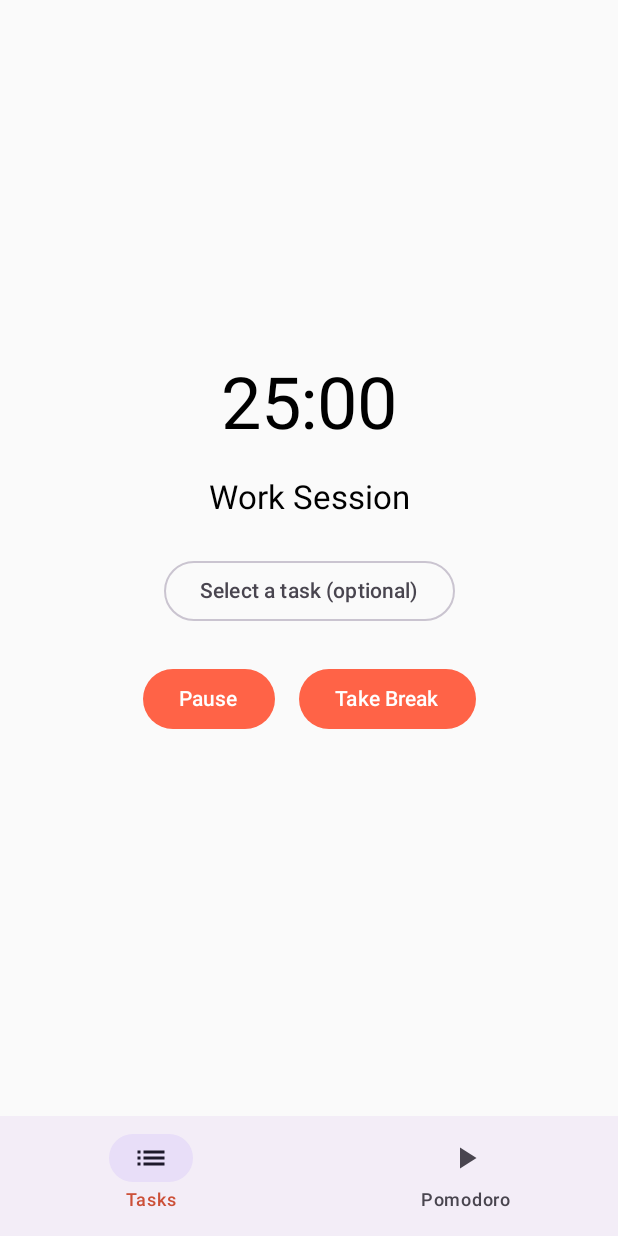
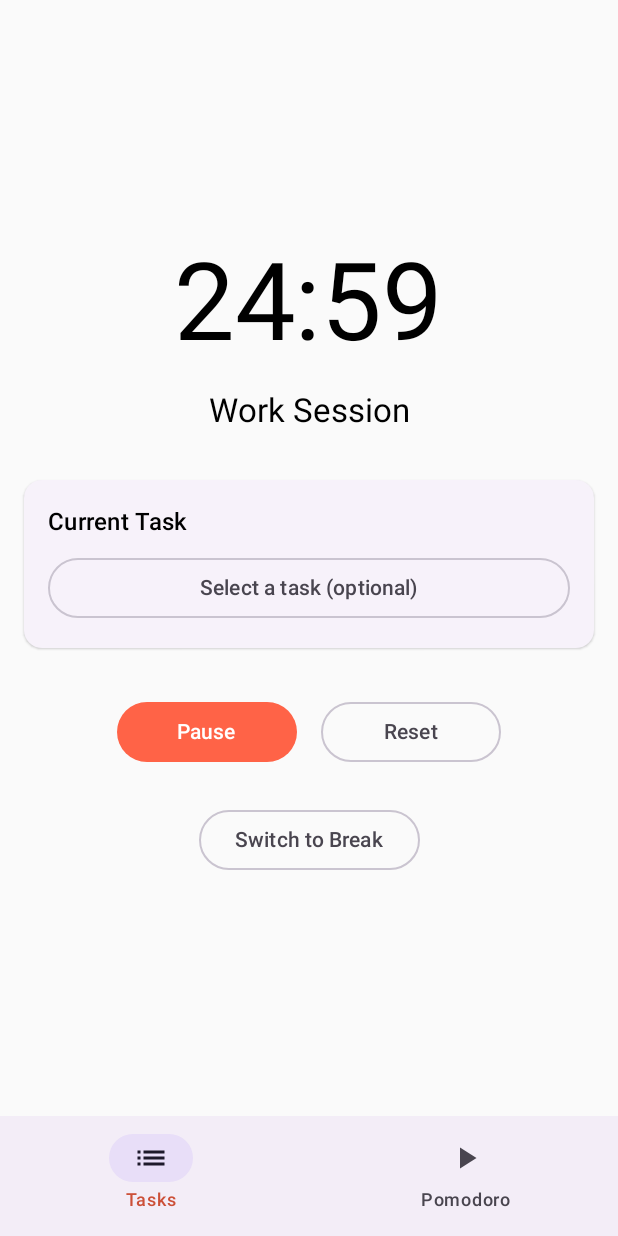
Before and after one commit to carolernst-uzh/TomatoTaskBox, an Android app built with Jetpack Compose: the PomodoroTimerScreen screen opened through its navigation route, after a tap on "Start", on a phone screen of 412 x 824 dp. Run offline under Robolectric (Android 15) with nearby library versions, the phone set to English and light mode, and no system bars; our stand-ins replace Room's generated code.

```diff
--- a/app/src/main/java/com/example/tomatotaskbox/ui/PomodoroTimerScreen.kt
+++ b/app/src/main/java/com/example/tomatotaskbox/ui/PomodoroTimerScreen.kt
@@ -1,31 +1,69 @@
 package com.example.tomatotaskbox.ui
 
-import androidx.compose.foundation.layout.*
-import androidx.compose.material3.*
-import androidx.compose.runtime.*
+import androidx.compose.foundation.layout.Arrangement
+import androidx.compose.foundation.layout.Column
+import androidx.compose.foundation.layout.Row
+import androidx.compose.foundation.layout.Spacer
+import androidx.compose.foundation.layout.fillMaxSize
+import androidx.compose.foundation.layout.fillMaxWidth
+import androidx.compose.foundation.layout.height
+import androidx.compose.foundation.layout.padding
+import androidx.compose.foundation.layout.width
+import androidx.compose.material3.Button
+import androidx.compose.material3.ElevatedCard
+import androidx.compose.material3.MaterialTheme
+import androidx.compose.material3.OutlinedButton
+import androidx.compose.material3.Text
+import androidx.compose.runtime.Composable
+import androidx.compose.runtime.LaunchedEffect
+import androidx.compose.runtime.collectAsState
+import androidx.compose.runtime.getValue
+import androidx.compose.runtime.mutableStateOf
+import androidx.compose.runtime.remember
+import androidx.compose.runtime.setValue
 import androidx.compose.ui.Alignment
 import androidx.compose.ui.Modifier
 import androidx.compose.ui.unit.dp
 import androidx.compose.ui.unit.sp
 import androidx.navigation.NavController
+import com.example.tomatotaskbox.models.Task
 import com.example.tomatotaskbox.viewmodels.MainViewModel
-import com.example.tomatotaskbox.models.Task
+import kotlinx.coroutines.delay
 import kotlin.math.floor
-
-@OptIn(ExperimentalMaterial3Api::class)
 
 @Composable
 fun PomodoroTimerScreen(
     viewModel: MainViewModel,
-    navController: NavController  // Added NavController parameter
+    navController: NavController
 ) {
     var isWorkSession by remember { mutableStateOf(true) }
     var selectedTask by remember { mutableStateOf<Task?>(null) }
-    val tasks by viewModel.tasks.collectAsState(initial = emptyList())
+    val tasks by viewModel.tasks.collectAsState()
 
-    // Timer state management
-    var timeRemaining by remember { mutableStateOf(25 * 60L) }
+    // Timer state
+    var timeRemaining by remember { mutableStateOf(25 * 60) } // 25 minutes in seconds
     var isTimerRunning by remember { mutableStateOf(false) }
+
+    // Timer effect
+    LaunchedEffect(isTimerRunning, isWorkSession) {
+        while (isTimerRunning && timeRemaining > 0) {
+            delay(1000L) // Wait for 1 second
+            timeRemaining--
+
+            // When timer reaches 0
+            if (timeRemaining == 0) {
+                isTimerRunning = false
+                // Record the completed session
+                if (isWorkSession) {
+                    viewModel.recordWorkSession(
+                        taskId = selectedTask?.id,
+                        duration = 25,
+                        isBreakSession = false
+                    )
+                }
+            }
+        }
+    }
 
     Column(
         modifier = Modifier
@@ -38,27 +76,44 @@ fun PomodoroTimerScreen(
         Text(
             text = formatTime(timeRemaining),
             style = MaterialTheme.typography.displayLarge,
-            fontSize = 48.sp
+            fontSize = 72.sp
         )
 
-        // Session Type Indicator
+        Spacer(modifier = Modifier.height(16.dp))
+
+        // Session Type Text
         Text(
             text = if (isWorkSession) "Work Session" else "Break Time",
-            style = MaterialTheme.typography.titleLarge,
-            modifier = Modifier.padding(vertical = 16.dp)
+            style = MaterialTheme.typography.titleLarge
         )
 
-        // Task Selection Dropdown
+        Spacer(modifier = Modifier.height(32.dp))
+
+        // Task Selection (only show during work sessions)
         if (isWorkSession) {
-            OutlinedButton(
-                onClick = { /* Implement task selection */ },
-                modifier = Modifier.padding(vertical = 8.dp)
+            ElevatedCard(
+                modifier = Modifier
+                    .fillMaxWidth()
+                    .padding(bottom = 16.dp)
             ) {
-                Text(selectedTask?.title ?: "Select a task (optional)")
+                Column(modifier = Modifier.padding(16.dp)) {
+                    Text(
+                        text = "Current Task",
+                        style = MaterialTheme.typography.titleMedium
+                    )
+                    OutlinedButton(
+                        onClick = { /* Implement task selection dialog */ },
+                        modifier = Modifier
+                            .fillMaxWidth()
+                            .padding(top = 8.dp)
+                    ) {
+                        Text(selectedTask?.title ?: "Select a task (optional)")
+                    }
+                }
             }
         }
 
-        // Control Buttons
+        // Timer Controls
         Row(
             modifier = Modifier.padding(vertical = 16.dp),
             horizontalArrangement = Arrangement.spacedBy(16.dp)
@@ -66,47 +121,45 @@ fun PomodoroTimerScreen(
             // Start/Pause Button
             Button(
                 onClick = {
-                    if (!isTimerRunning) {
-                        // Start timer
-                        isTimerRunning = true
-                        // Simulate timer countdown (replace with actual timer logic)
-                        timeRemaining = if (isWorkSession) 25 * 60L else 5 * 60L
-                    } else {
-                        // Pause timer
-                        isTimerRunning = false
+                    if (!isTimerRunning && timeRemaining == 0) {
+                        // Reset timer if it finished
+                        timeRemaining = if (isWorkSession) 25 * 60 else 5 * 60
                     }
-                }
+                    isTimerRunning = !isTimerRunning
+                },
+                modifier = Modifier.width(120.dp)
             ) {
                 Text(if (!isTimerRunning) "Start" else "Pause")
             }
 
-            // Switch Session Type Button
-            Button(
+            // Reset Button
+            OutlinedButton(
                 onClick = {
-                    isWorkSession = !isWorkSession
-                    // Reset timer
-                    timeRemaining = if (isWorkSession) 25 * 60L else 5 * 60L
                     isTimerRunning = false
+                    timeRemaining = if (isWorkSession) 25 * 60 else 5 * 60
+                },
+                modifier = Modifier.width(120.dp)
+            ) {
+                Text("Reset")
+            }
+        }
 
-                    // Record work session if completing a work session
-                    if (!isWorkSession && selectedTask != null) {
-                        viewModel.recordWorkSession(
-                            taskId = selectedTask?.id,
-                            duration = 25,
-                            isBreakSession = false
-                        )
-                    }
-                }
-            ) {
-                Text(if (isWorkSession) "Take Break" else "Back to Work")
-            }
+        // Switch Session Type Button
+        OutlinedButton(
+            onClick = {
+                isTimerRunning = false
+                isWorkSession = !isWorkSession
+                timeRemaining = if (isWorkSession) 25 * 60 else 5 * 60
+            },
+            modifier = Modifier.padding(top = 8.dp)
+        ) {
+            Text(if (isWorkSession) "Switch to Break" else "Switch to Work")
         }
     }
 }
 
-// Utility function to format time
-private fun formatTime(seconds: Long): String {
+private fun formatTime(seconds: Int): String {
     val minutes = floor(seconds / 60.0).toInt()
-    val remainingSeconds = (seconds % 60).toInt()
+    val remainingSeconds = seconds % 60
     return "%02d:%02d".format(minutes, remainingSeconds)
 }
--- a/app/src/main/java/com/example/tomatotaskbox/ui/TaskListScreen.kt
+++ b/app/src/main/java/com/example/tomatotaskbox/ui/TaskListScreen.kt
@@ -1,4 +1,5 @@
 package com.example.tomatotaskbox.ui
+
 
 import androidx.compose.foundation.layout.*
 import androidx.compose.foundation.lazy.LazyColumn
@@ -8,14 +9,13 @@ import androidx.compose.material.icons.filled.Add
 import androidx.compose.material.icons.filled.CheckCircle
 import androidx.compose.material3.*
 import androidx.compose.runtime.*
-import androidx.compose.ui.Alignment
 import androidx.compose.ui.Modifier
 import androidx.compose.ui.unit.dp
 import androidx.navigation.NavController
+import com.example.tomatotaskbox.models.Task
+import com.example.tomatotaskbox.models.TaskPriority
+import com.example.tomatotaskbox.models.TaskStatus
 import com.example.tomatotaskbox.viewmodels.MainViewModel
-import com.example.tomatotaskbox.models.Task
-import com.example.tomatotaskbox.models.TaskStatus
-import com.example.tomatotaskbox.models.TaskPriority
 
 @OptIn(ExperimentalMaterial3Api::class)
 @Composable
@@ -24,7 +24,8 @@ fun TaskListScreen(
     navController: NavController
 ) {
     var showAddTaskDialog by remember { mutableStateOf(false) }
-    val tasks by viewModel.tasks.collectAsState(initial = emptyList())
+    // Collect tasks from viewModel
+    val tasks by viewModel.tasks.collectAsState()
 
     Scaffold(
         floatingActionButton = {
@@ -35,11 +36,18 @@ fun TaskListScreen(
             }
         }
     ) { padding ->
-        Column(modifier = Modifier.padding(padding)) {
+        Column(
+            modifier = Modifier
+                .fillMaxSize()
+                .padding(padding)
+        ) {
+            // Display tasks count for debugging
+            Text(
+                text = "Tasks: ${tasks.size}",
+                modifier = Modifier.padding(16.dp)
+            )
+
             // Daily Goal Progress
-            val dailyGoal by viewModel.dailyGoal.collectAsState()
-            val completedSessions by viewModel.completedSessions.collectAsState()
-
             Card(
                 modifier = Modifier
                     .fillMaxWidth()
@@ -50,22 +58,26 @@ fun TaskListScreen(
                         text = "Daily Productivity Goal",
                         style = MaterialTheme.typography.titleMedium
                     )
+                    val dailyGoal by viewModel.dailyGoal.collectAsState()
+                    val completedSessions by viewModel.completedSessions.collectAsState()
+
                     LinearProgressIndicator(
                         progress = if (dailyGoal > 0) completedSessions.toFloat() / dailyGoal else 0f,
                         modifier = Modifier
                             .fillMaxWidth()
-                            .padding(top = 8.dp)
+                            .padding(vertical = 8.dp)
                     )
                     Text(
                         text = "$completedSessions / $dailyGoal sessions",
-                        style = MaterialTheme.typography.bodyMedium,
-                        modifier = Modifier.padding(top = 8.dp)
+                        style = MaterialTheme.typography.bodyMedium
                     )
                 }
             }
 
             // Task List
-            LazyColumn {
+            LazyColumn(
+                modifier = Modifier.weight(1f)
+            ) {
                 items(tasks) { task ->
                     TaskListItem(
                         task = task,
@@ -80,11 +92,10 @@ fun TaskListScreen(
             }
         }
 
-        // Add Task Dialog
         if (showAddTaskDialog) {
             AddTaskDialog(
                 onDismiss = { showAddTaskDialog = false },
-                onTaskAdded = { newTask ->
+                onTaskAdded = { newTask: Task ->
                     viewModel.addTask(newTask)
                     showAddTaskDialog = false
                 }
@@ -110,47 +121,40 @@ fun TaskListItem(
             modifier = Modifier
                 .padding(16.dp)
                 .fillMaxWidth(),
-            horizontalArrangement = Arrangement.SpaceBetween,
-            verticalAlignment = Alignment.CenterVertically
+            horizontalArrangement = Arrangement.SpaceBetween
         ) {
             Column(modifier = Modifier.weight(1f)) {
                 Text(
                     text = task.title,
-                    style = MaterialTheme.typography.bodyLarge
+                    style = MaterialTheme.typography.titleMedium
                 )
-                Spacer(modifier = Modifier.height(4.dp))
-                Row(
-                    horizontalArrangement = Arrangement.spacedBy(8.dp),
-                    verticalAlignment = Alignment.CenterVertically
-                ) {
-                    // Priority indicator
+                if (!task.description.isNullOrEmpty()) {
+                    Text(
+                        text = task.description,
+                        style = MaterialTheme.typography.bodyMedium,
+                        maxLines = 2
+                    )
+                }
+
+                // Priority badge
                 Surface(
                     color = when (task.priority) {
                         TaskPriority.HIGH -> MaterialTheme.colorScheme.error
                         TaskPriority.MEDIUM -> MaterialTheme.colorScheme.secondary
                         TaskPriority.LOW -> MaterialTheme.colorScheme.tertiary
                     },
-                        shape = MaterialTheme.shapes.small
+                    shape = MaterialTheme.shapes.small,
+                    modifier = Modifier.padding(top = 4.dp)
                 ) {
                     Text(
                         text = task.priority.name,
-                            style = MaterialTheme.typography.bodySmall,
-                            color = MaterialTheme.colorScheme.onPrimary,
-                            modifier = Modifier.padding(horizontal = 8.dp, vertical = 4.dp)
-                        )
-                    }
-
-                    // Due date if available
-                    task.dueDate?.let {
-                        Text(
-                            text = "Due: ${it.toLocalDate()}",
-                            style = MaterialTheme.typography.bodySmall
+                        modifier = Modifier.padding(horizontal = 8.dp, vertical = 4.dp),
+                        style = MaterialTheme.typography.labelSmall,
+                        color = MaterialTheme.colorScheme.onPrimary
                     )
                 }
             }
-            }
 
-            // Complete button
             if (task.status != TaskStatus.COMPLETED) {
                 IconButton(onClick = onCompleteTask) {
                     Icon(
@@ -180,6 +184,7 @@ fun AddTaskDialog(
     var title by remember { mutableStateOf("") }
     var description by remember { mutableStateOf("") }
     var priority by remember { mutableStateOf(TaskPriority.MEDIUM) }
+    var showPriorityDropdown by remember { mutableStateOf(false) }
 
     AlertDialog(
         onDismissRequest = onDismiss,
@@ -203,34 +208,24 @@ fun AddTaskDialog(
                     label = { Text("Description (Optional)") },
                     modifier = Modifier.fillMaxWidth()
                 )
-                // Priority selector
-                ExposedDropdownMenuBox(
-                    expanded = false,
-                    onExpandedChange = { }
-                ) {
-                    TextField(
-                        value = priority.name,
-                        onValueChange = { },
-                        readOnly = true,
-                        label = { Text("Priority") },
-                        modifier = Modifier.fillMaxWidth()
-                    )
-                }
             }
         },
         confirmButton = {
             TextButton(
                 onClick = {
                     if (title.isNotBlank()) {
-                        val newTask = Task(
+                        onTaskAdded(
+                            Task(
                                 title = title,
                                 description = description.ifBlank { null },
                                 categoryId = 1, // Default category
-                            priority = priority
+                                priority = priority,
+                                status = TaskStatus.NOT_STARTED
                             )
-                        onTaskAdded(newTask)
+                        )
                     }
-                }
+                },
+                enabled = title.isNotBlank()
             ) {
                 Text("Add")
             }
--- a/build.gradle.kts
+++ b/build.gradle.kts
@@ -5,4 +5,5 @@ plugins {
     alias(libs.plugins.android.application) apply false
     alias(libs.plugins.kotlin.android) apply false
     alias(libs.plugins.kotlin.compose) apply false
+    id("com.google.devtools.ksp") version "2.0.21-1.0.27" apply false
 }
```
Also changed, not shown: app/build.gradle.kts (+8 -2 lines), app/src/main/java/com/example/tomatotaskbox/ui/TaskDetailScreen.kt (+31 -19 lines). Lines whose indentation alone changed are shown as unchanged.
